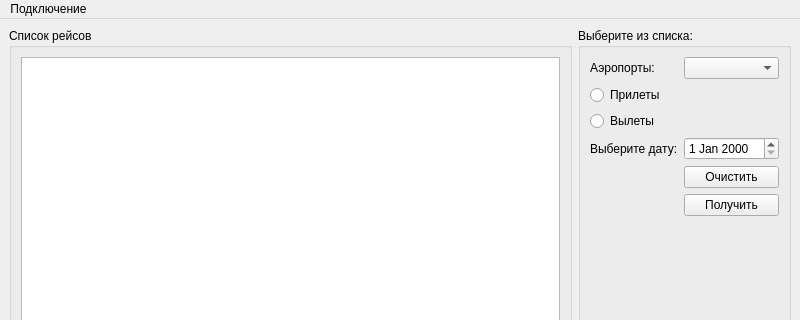
postpost/QT, file FINAL_WORK/AirportInspectorApplication/mainwindow.ui: the form before one commit; both pictures show x 0 to 800 and y 0 to 320 of the 800 by 600 pixel window.
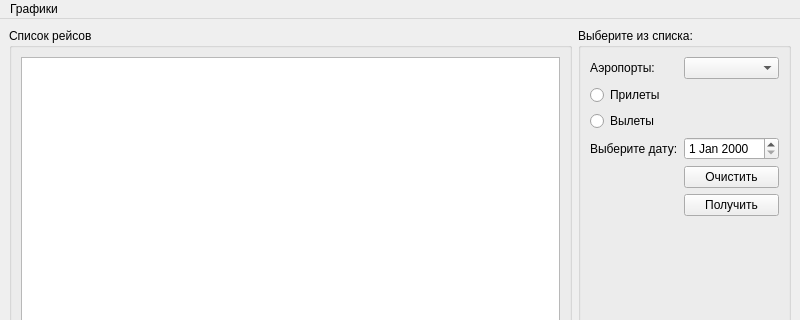
The form after the commit. Icons and pictures are not drawn.

Diff of the .ui file:
```diff
--- a/FINAL_WORK/AirportInspectorApplication/mainwindow.ui
+++ b/FINAL_WORK/AirportInspectorApplication/mainwindow.ui
@@ -107,7 +107,7 @@
    </property>
    <widget class="QMenu" name="menu">
     <property name="title">
-     <string>Подключение</string>
+     <string>Графики</string>
     </property>
     <addaction name="action"/>
    </widget>
```
Left out of the diff: 10 changed lines with no effect on the pictures.
